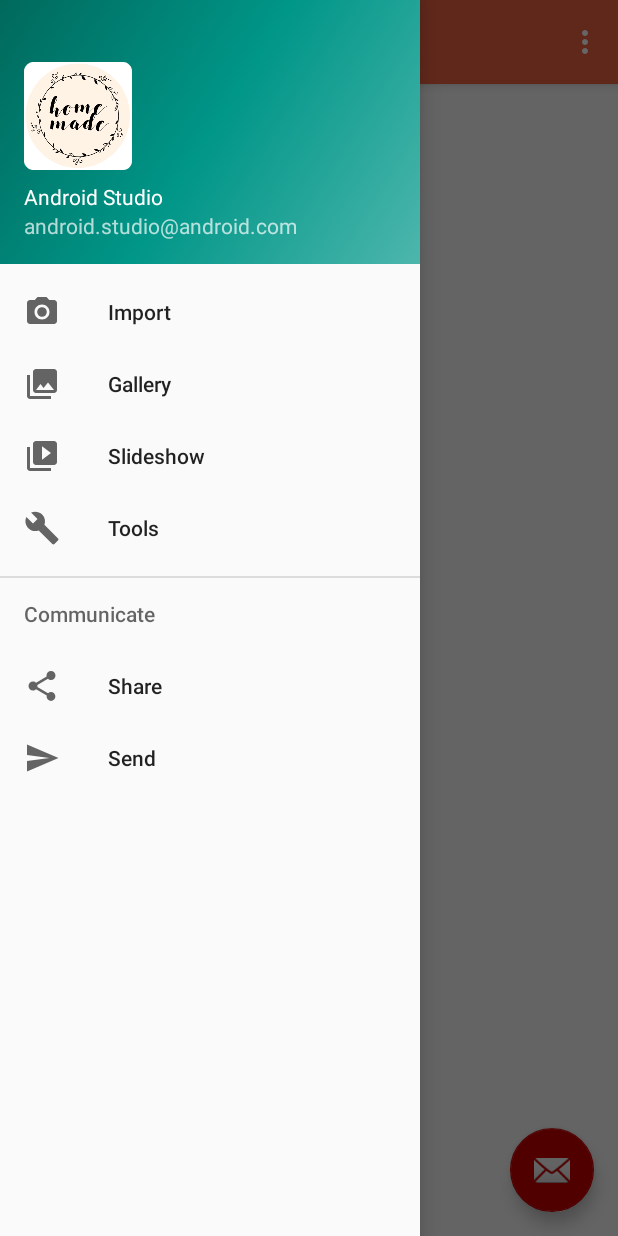
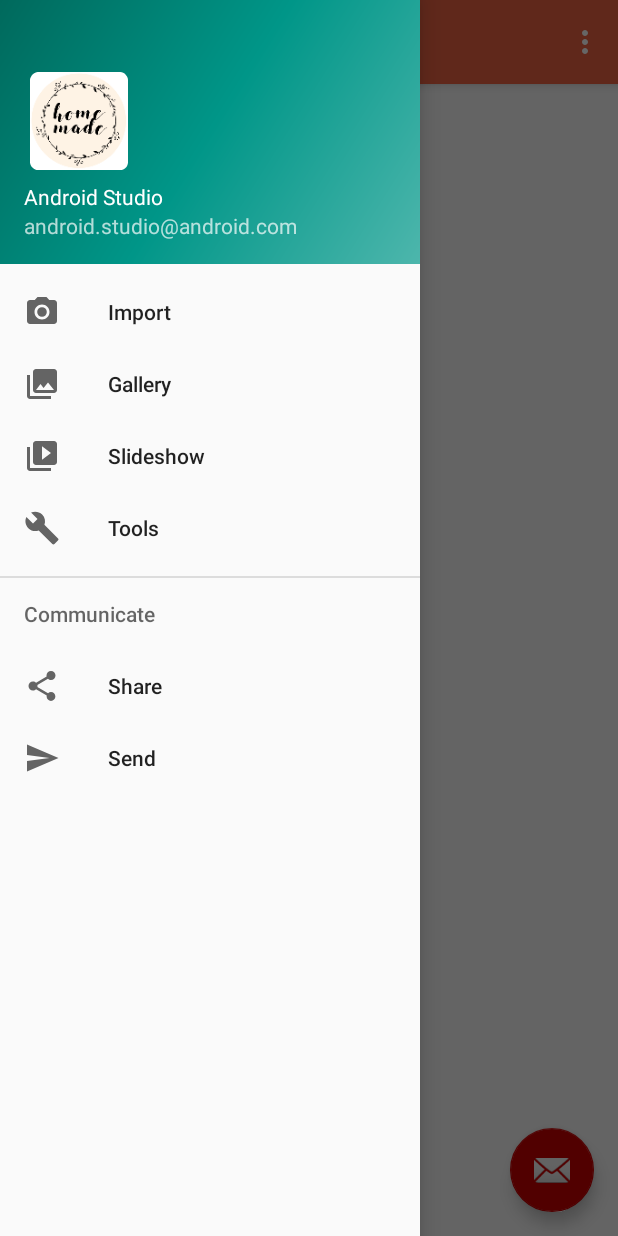
Before and after one commit to HomeMadeAndroid/ProHomeMade, an Android app: the ConnectedClient screen opened directly, with no data from a screen before it, with the side drawer open, on a phone screen of 412 x 824 dp. Run offline under Robolectric (Android 15) with nearby library versions, the phone set to English and light mode, and no system bars; pictures from the network do not load.

Commit message:
// connected // create artisant

```diff
--- a/app/src/main/AndroidManifest.xml
+++ b/app/src/main/AndroidManifest.xml
@@ -38,7 +38,7 @@
             android:name=".SignIn"
             android:label="Inscription" />
         <activity
-            android:name=".Connected"
+            android:name=".ConnectedClient"
             android:label="@string/title_activity_connected"
             android:theme="@style/AppTheme.NoActionBar"></activity>
     </application>
--- a/app/src/main/java/com/example/manel/prohomemade/Connected.java
+++ b/app/src/main/java/com/example/manel/prohomemade/ConnectedClient.java
@@ -14,17 +14,20 @@ import android.util.Log;
 import android.view.Menu;
 import android.view.MenuItem;
 import android.view.View;
+import android.widget.ImageView;
 import android.widget.TextView;
-import android.widget.Toast;
 
-public class Connected extends AppCompatActivity
+import com.bumptech.glide.Glide;
+
+public class ConnectedClient extends AppCompatActivity
         implements NavigationView.OnNavigationItemSelectedListener {
 
     TextView txtName, txtEmail;
+    private ImageView profilePic;
     @Override
     protected void onCreate(Bundle savedInstanceState) {
         super.onCreate(savedInstanceState);
-        setContentView(R.layout.activity_connected);
+        setContentView(R.layout.activity_connectedclient);
         Toolbar toolbar = (Toolbar) findViewById(R.id.toolbar);
         setSupportActionBar(toolbar);
 
@@ -47,6 +50,7 @@ public class Connected extends AppCompatActivity
         View headerView = navigationView.getHeaderView(0);
         txtName = (TextView) headerView.findViewById(R.id.txtclientname);
         txtEmail = (TextView) headerView.findViewById(R.id.txtclientmail);
+        profilePic = (ImageView) headerView.findViewById(R.id.profilpic);
         navigationView.setNavigationItemSelectedListener(this);
         Intent intent = getIntent();
         Bundle b = intent.getExtras();
@@ -59,24 +63,13 @@ public class Connected extends AppCompatActivity
             txtEmail.setText(email);
             //account = (String) b.get("account");
             // btnVisivility(account);
-            /*if (b.get("imgUrl") != null) {
+            if (b.get("imgUrl") != null) {
                 String imgUrl = (String) b.get("imgUrl");
                 Glide.with(this).load(imgUrl).into(profilePic);
             } else {
-                Glide.with(this).load(R.drawable.profilpic).into(profilePic);
-            }*/
-
-            Toast.makeText(getApplicationContext(), email, Toast.LENGTH_LONG);
-
+                Glide.with(this).load(R.drawable.homemade101).into(profilePic);
+            }
         }
-
-        /*
-
-View headerView = navigationView.getHeaderView(0);
-navUsername = (TextView) headerView.findViewById(R.id.navUsername);
-navUsernam.setText("Your Text Here");
-
-         */
     }
 
     @Override
@@ -92,7 +85,7 @@ navUsernam.setText("Your Text Here");
     @Override
     public boolean onCreateOptionsMenu(Menu menu) {
         // Inflate the menu; this adds items to the action bar if it is present.
-        getMenuInflater().inflate(R.menu.connected, menu);
+        getMenuInflater().inflate(R.menu.connectedclient, menu);
         return true;
     }
 
--- a/app/src/main/java/com/example/manel/prohomemade/Logactivity.java
+++ b/app/src/main/java/com/example/manel/prohomemade/Logactivity.java
@@ -59,6 +59,7 @@ public class Logactivity extends AppCompatActivity implements View.OnClickListen
         googleApiClient = new GoogleApiClient.Builder(this).enableAutoManage(this, this).addApi(Auth.GOOGLE_SIGN_IN_API, signInOptions).build();
 
 
+        //******************* Facebook ******************
         loginButton = (LoginButton) findViewById(R.id.btnflogin);
         loginButton.setReadPermissions("email");
         callbackManager = new CallbackManager.Factory().create();
@@ -66,18 +67,15 @@ public class Logactivity extends AppCompatActivity implements View.OnClickListen
         loginButton.registerCallback(callbackManager, new FacebookCallback<LoginResult>() {
             @Override
             public void onSuccess(LoginResult loginResult) {
-
-
                 GraphRequest request = GraphRequest.newMeRequest(
                         loginResult.getAccessToken(),
                         new GraphRequest.GraphJSONObjectCallback() {
-
                             @Override
                             public void onCompleted(JSONObject object, GraphResponse response) {
                                 Log.v("Main", response.toString());
                                 try {
                                     Profile profile = Profile.getCurrentProfile();
-                                    Intent intent = new Intent(Logactivity.this, LogInResultat.class);
+                                    Intent intent = new Intent(Logactivity.this, ConnectedClient.class);
                                     intent.putExtra("name", profile.getName());
 
                                     intent.putExtra("email", response.getJSONObject().getString("email"));
@@ -119,15 +117,6 @@ public class Logactivity extends AppCompatActivity implements View.OnClickListen
 
     }
 
-    /*private void signOut(){
-        Auth.GoogleSignInApi.signOut(googleApiClient).setResultCallback(new ResultCallback<Status>() {
-            @Override
-            public void onResult(@NonNull Status status) {
-                //updateUI(false);
-            }
-        });
-    }*/
-
     private void handleResult(GoogleSignInResult result) {
         if (result.isSuccess()) {
             GoogleSignInAccount account = result.getSignInAccount();
@@ -137,7 +126,7 @@ public class Logactivity extends AppCompatActivity implements View.OnClickListen
             if (account.getPhotoUrl() != null) {
                 imgUrl = account.getPhotoUrl().toString();
             }
-            Intent intent = new Intent(Logactivity.this, LogInResultat.class);
+            Intent intent = new Intent(Logactivity.this, ConnectedClient.class);
             intent.putExtra("name", name);
             intent.putExtra("email", email);
             intent.putExtra("imgUrl", imgUrl);
@@ -171,11 +160,11 @@ public class Logactivity extends AppCompatActivity implements View.OnClickListen
 
     public void SignInbtn(View view) {
         String imgUrl = null;
-        Intent intent = new Intent(Logactivity.this, Connected.class);
+        Intent intent = new Intent(Logactivity.this, ConnectedClient.class);
         intent.putExtra("name", txtpsw.getText().toString());
         intent.putExtra("email", txtEmail.getText().toString());
-        //intent.putExtra("imgUrl", imgUrl);
-        //intent.putExtra("account", "btn");
+        intent.putExtra("imgUrl", imgUrl);
+        intent.putExtra("account", "btn");
         startActivity(intent);
     }
 
--- a/app/src/main/res/layout/activity_connected.xml
+++ b/app/src/main/res/layout/activity_connectedclient.xml
@@ -9,7 +9,7 @@
     tools:openDrawer="start">
 
     <include
-        layout="@layout/app_bar_connected"
+        layout="@layout/app_bar_connectedclient"
         android:layout_width="match_parent"
         android:layout_height="match_parent" />
 
@@ -19,7 +19,7 @@
         android:layout_height="match_parent"
         android:layout_gravity="start"
         android:fitsSystemWindows="true"
-        app:headerLayout="@layout/nav_header_connected"
-        app:menu="@menu/activity_connected_drawer" />
+        app:headerLayout="@layout/nav_header_connectedclient"
+        app:menu="@menu/activity_connectedclient_drawer" />
 
 </android.support.v4.widget.DrawerLayout>
--- a/app/src/main/res/layout/app_bar_connected.xml
+++ b/app/src/main/res/layout/app_bar_connectedclient.xml
@@ -4,7 +4,7 @@
     xmlns:tools="http://schemas.android.com/tools"
     android:layout_width="match_parent"
     android:layout_height="match_parent"
-    tools:context="com.example.manel.prohomemade.Connected">
+    tools:context="com.example.manel.prohomemade.ConnectedClient">
 
     <android.support.design.widget.AppBarLayout
         android:layout_width="match_parent"
@@ -20,7 +20,7 @@
 
     </android.support.design.widget.AppBarLayout>
 
-    <include layout="@layout/content_connected" />
+    <include layout="@layout/content_connectedclient" />
 
     <android.support.design.widget.FloatingActionButton
         android:id="@+id/fab"
--- a/app/src/main/res/layout/content_connected.xml
+++ b/app/src/main/res/layout/content_connectedclient.xml
@@ -6,8 +6,8 @@
     android:layout_width="wrap_content"
     android:layout_height="wrap_content"
     app:layout_behavior="@string/appbar_scrolling_view_behavior"
-    tools:context="com.example.manel.prohomemade.Connected"
-    tools:showIn="@layout/app_bar_connected">
+    tools:context="com.example.manel.prohomemade.ConnectedClient"
+    tools:showIn="@layout/app_bar_connectedclient">
 
 
 </LinearLayout>
--- a/app/src/main/res/layout/nav_header_connected.xml
+++ b/app/src/main/res/layout/nav_header_connectedclient.xml
@@ -13,9 +13,9 @@
     android:theme="@style/ThemeOverlay.AppCompat.Dark">
 
     <ImageView
-        android:id="@+id/imageView"
-        android:layout_width="wrap_content"
-        android:layout_height="wrap_content"
+        android:id="@+id/profilpic"
+        android:layout_width="73dp"
+        android:layout_height="73dp"
         android:paddingTop="@dimen/nav_header_vertical_spacing"
         app:srcCompat="@mipmap/ic_launcherlhm_round" />
 
```
Also changed, not shown: app/src/main/java/com/example/manel/prohomemade/DAO/CreateArtisant.java (added, +62 -0 lines), app/src/main/java/com/example/manel/prohomemade/SignIn.java (+38 -7 lines), app/src/main/java/com/example/manel/prohomemade/model/Artisant.java (added, +85 -0 lines), app/src/main/java/com/example/manel/prohomemade/service/APIService.java (+10 -0 lines), app/src/main/java/com/example/manel/prohomemade/service/GererArtisant.java (added, +24 -0 lines), app/src/main/java/com/example/manel/prohomemade/service/IGererArtisant.java (added, +15 -0 lines), app/src/main/res/layout/activity_logactivity.xml (+0 -11 lines), app/src/main/res/layout/activity_sign_in.xml (+9 -0 lines), app/src/main/res/drawable/homemade101.png, app/src/main/res/menu/activity_connectedclient_drawer.xml (renamed from app/src/main/res/menu/activity_connected_drawer.xml), app/src/main/res/menu/connectedclient.xml (renamed from app/src/main/res/menu/connected.xml).
